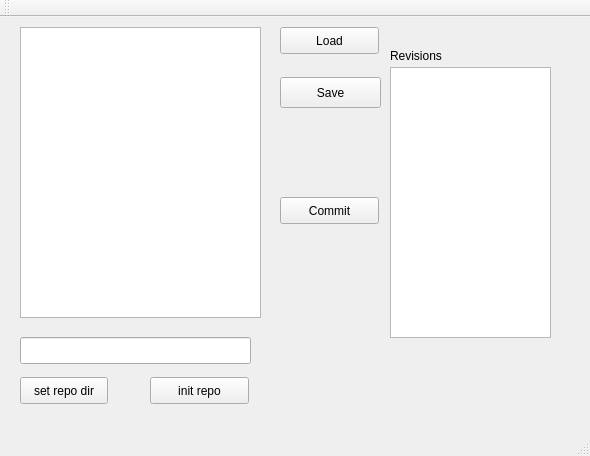
Old version of the form mainwindow.ui in the repository johnty/qt-git-test.
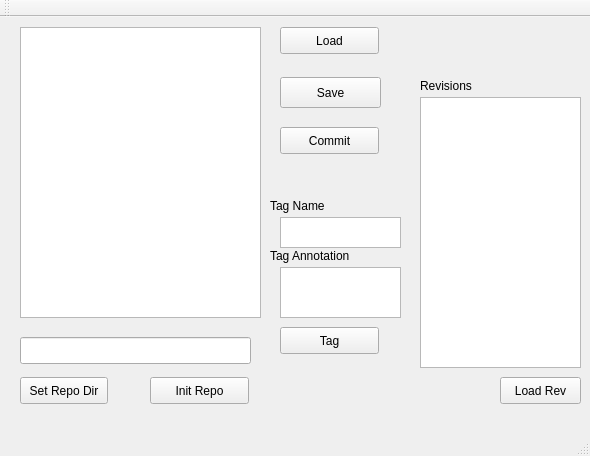
New version of the form.

Commit message: loading/creating tags

Diff of the .ui file:
```diff
--- a/mainwindow.ui
+++ b/mainwindow.ui
@@ -24,7 +24,7 @@
      </rect>
     </property>
     <property name="text">
-     <string>set repo dir</string>
+     <string>Set Repo Dir</string>
     </property>
    </widget>
    <widget class="QLineEdit" name="textRepoLocation">
@@ -50,7 +50,7 @@
      </rect>
     </property>
     <property name="text">
-     <string>init repo</string>
+     <string>Init Repo</string>
     </property>
    </widget>
    <widget class="QTextEdit" name="textContent">
@@ -67,7 +67,7 @@
     <property name="geometry">
      <rect>
       <x>280</x>
-      <y>180</y>
+      <y>110</y>
       <width>99</width>
       <height>27</height>
      </rect>
@@ -79,8 +79,8 @@
    <widget class="QLabel" name="label">
     <property name="geometry">
      <rect>
-      <x>390</x>
-      <y>30</y>
+      <x>420</x>
+      <y>60</y>
       <width>67</width>
       <height>17</height>
      </rect>
@@ -118,13 +118,85 @@
    <widget class="QListWidget" name="listRevisions">
     <property name="geometry">
      <rect>
-      <x>390</x>
-      <y>50</y>
+      <x>420</x>
+      <y>80</y>
       <width>161</width>
       <height>271</height>
      </rect>
     </property>
    </widget>
+   <widget class="QTextEdit" name="textTagName">
+    <property name="geometry">
+     <rect>
+      <x>280</x>
+      <y>200</y>
+      <width>121</width>
+      <height>31</height>
+     </rect>
+    </property>
+   </widget>
+   <widget class="QTextEdit" name="textTagAnno">
+    <property name="geometry">
+     <rect>
+      <x>280</x>
+      <y>250</y>
+      <width>121</width>
+      <height>51</height>
+     </rect>
+    </property>
+   </widget>
+   <widget class="QLabel" name="label_2">
+    <property name="geometry">
+     <rect>
+      <x>270</x>
+      <y>180</y>
+      <width>67</width>
+      <height>17</height>
+     </rect>
+    </property>
+    <property name="text">
+     <string>Tag Name</string>
+    </property>
+   </widget>
+   <widget class="QLabel" name="label_3">
+    <property name="geometry">
+     <rect>
+      <x>270</x>
+      <y>230</y>
+      <width>91</width>
+      <height>17</height>
+     </rect>
+    </property>
+    <property name="text">
+     <string>Tag Annotation</string>
+    </property>
+   </widget>
+   <widget class="QPushButton" name="pushButtonTag">
+    <property name="geometry">
+     <rect>
+      <x>280</x>
+      <y>310</y>
+      <width>99</width>
+      <height>27</height>
+     </rect>
+    </property>
+    <property name="text">
+     <string>Tag</string>
+    </property>
+   </widget>
+   <widget class="QPushButton" name="pushButtonLoadRev">
+    <property name="geometry">
+     <rect>
+      <x>500</x>
+      <y>360</y>
+      <width>81</width>
+      <height>27</height>
+     </rect>
+    </property>
+    <property name="text">
+     <string>Load Rev</string>
+    </property>
+   </widget>
   </widget>
   <widget class="QMenuBar" name="menuBar">
    <property name="geometry">
```
The commit also changes 2 other files.
